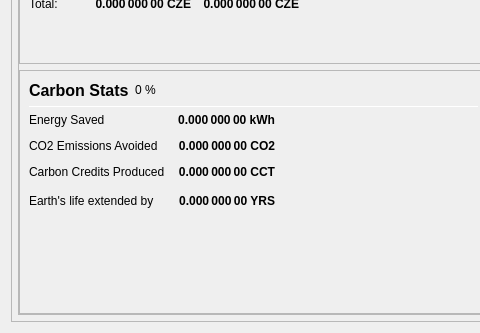
First picture: the form in src/qt/forms/overviewpage.ui, repository Carbon-Zero/CarbonZero, before the edit; both pictures show x 0 to 480 and y 508 to 841 of the 978 by 841 pixel window.
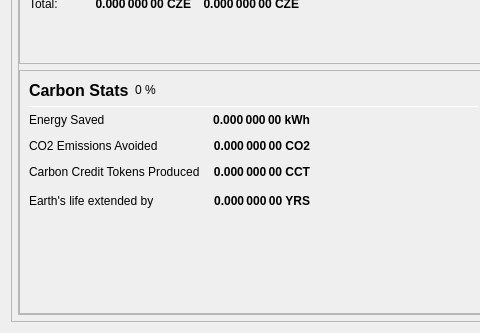
Second picture: the form after the edit.

```diff
--- a/src/qt/forms/overviewpage.ui
+++ b/src/qt/forms/overviewpage.ui
@@ -977,7 +977,7 @@
 Immature: confirmed, but less than 1 mint of the same denomination after it was minted</string>
                          </property>
                          <property name="text">
-                          <string>Carbon Credits Produced</string>
+                          <string>Carbon Credit Tokens Produced</string>
                          </property>
                         </widget>
                        </item>
```
